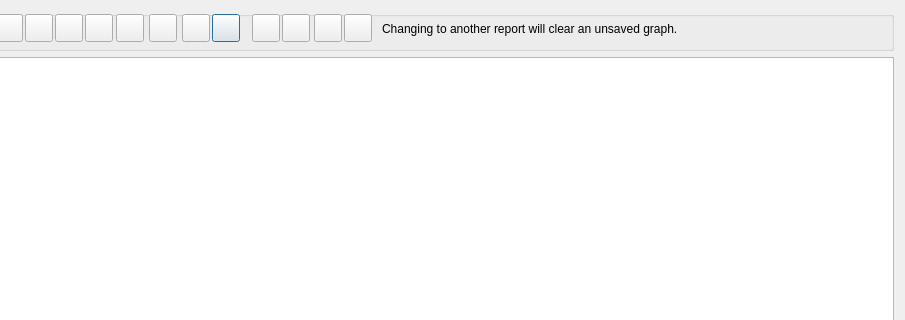
The window that GUI_UIs/ui_dialog_graph.ui (ccbogel/QualCoder) describes before a commit, drawn with Qt 5; both pictures show x 119 to 1024 and y 0 to 320 of the 1024 by 600 pixel window.
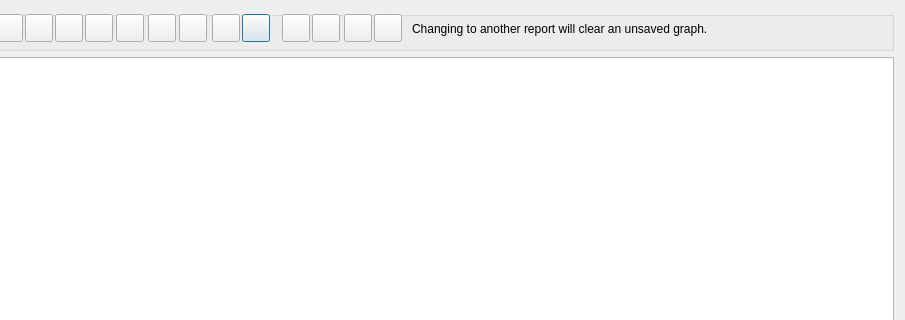
The same window after the commit.

```diff
--- a/GUI_UIs/ui_dialog_graph.ui
+++ b/GUI_UIs/ui_dialog_graph.ui
@@ -34,7 +34,7 @@
      <widget class="QPushButton" name="pushButton_export">
       <property name="geometry">
        <rect>
-        <x>320</x>
+        <x>350</x>
         <y>3</y>
         <width>28</width>
         <height>28</height>
@@ -66,7 +66,7 @@
      <widget class="QPushButton" name="pushButton_reveal">
       <property name="geometry">
        <rect>
-        <x>290</x>
+        <x>320</x>
         <y>3</y>
         <width>28</width>
         <height>28</height>
@@ -82,7 +82,7 @@
      <widget class="QPushButton" name="pushButton_savegraph">
       <property name="geometry">
        <rect>
-        <x>390</x>
+        <x>420</x>
         <y>3</y>
         <width>28</width>
         <height>28</height>
@@ -98,7 +98,7 @@
      <widget class="QPushButton" name="pushButton_loadgraph">
       <property name="geometry">
        <rect>
-        <x>422</x>
+        <x>452</x>
         <y>3</y>
         <width>28</width>
         <height>28</height>
@@ -115,7 +115,7 @@
      <widget class="QPushButton" name="pushButton_deletegraph">
       <property name="geometry">
        <rect>
-        <x>452</x>
+        <x>482</x>
         <y>3</y>
         <width>28</width>
         <height>28</height>
@@ -211,7 +211,7 @@
      <widget class="QPushButton" name="pushButton_clear">
       <property name="geometry">
        <rect>
-        <x>360</x>
+        <x>390</x>
         <y>3</y>
         <width>28</width>
         <height>28</height>
@@ -227,9 +227,9 @@
      <widget class="QLabel" name="label_loaded_graph">
       <property name="geometry">
        <rect>
-        <x>490</x>
+        <x>520</x>
         <y>4</y>
-        <width>511</width>
+        <width>481</width>
         <height>28</height>
        </rect>
       </property>
@@ -256,7 +256,7 @@
      <widget class="QPushButton" name="pushButton_memos_of_file">
       <property name="geometry">
        <rect>
-        <x>257</x>
+        <x>287</x>
         <y>3</y>
         <width>28</width>
         <height>28</height>
@@ -285,6 +285,22 @@
        <string/>
       </property>
      </widget>
+     <widget class="QPushButton" name="pushButton_codes_of_av">
+      <property name="geometry">
+       <rect>
+        <x>256</x>
+        <y>3</y>
+        <width>28</width>
+        <height>28</height>
+       </rect>
+      </property>
+      <property name="toolTip">
+       <string>Show coded av segments</string>
+      </property>
+      <property name="text">
+       <string/>
+      </property>
+     </widget>
     </widget>
    </item>
    <item row="1" column="0">
```
